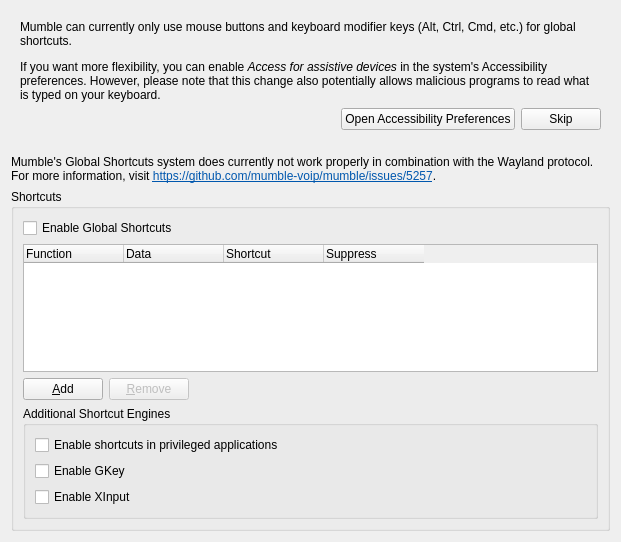
Qt form src/mumble/GlobalShortcut.ui (nicholas-lonsinger/mumble-macos) before a commit.
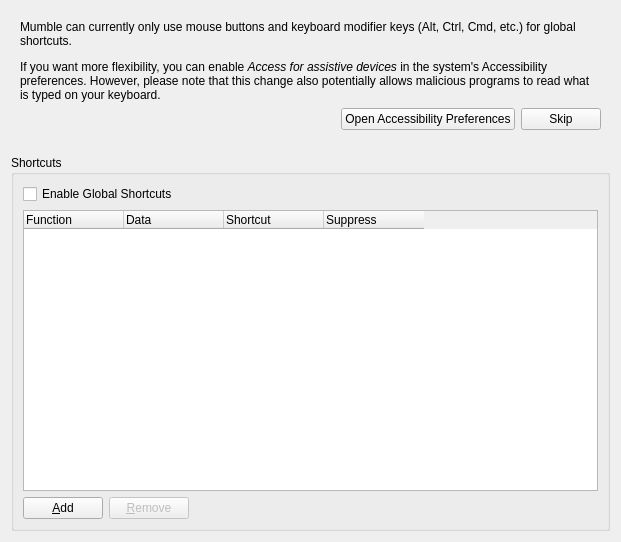
The same form after that commit. Custom widgets are drawn as their Qt base class.

Commit message:
REMOVE(Client): Drop non-macOS shortcut settings and UI
The shortcut-engine toggles for Evdev/XInput2/GKey/XInput/UIAccess
only made sense on Linux or Windows. On macOS they were dead state
with a hidden UI group box backing them.

Drop: bEnableEvdev, bEnableXInput2, bEnableGKey, bEnableXboxInput,
bEnableUIAccess (fields, SettingsKeys, SHORTCUTS_SETTINGS macro
entries, legacyLoad calls), the qgbWindowsShortcutEngines group
box and its three checkboxes, the Wayland notice label, and the
Q_OS_LINUX Wayland shortcut-disable block in Settings ctor.

Diff of the .ui file:
```diff
--- a/src/mumble/GlobalShortcut.ui
+++ b/src/mumble/GlobalShortcut.ui
@@ -95,19 +95,6 @@
      </layout>
     </widget>
    </item>
-   <item>
-    <widget class="QLabel" name="qlWaylandNote">
-     <property name="text">
-      <string>&lt;html&gt;&lt;head/&gt;&lt;body&gt;&lt;p&gt;Mumble's Global Shortcuts system does currently not work properly in combination with the Wayland protocol. For more information, visit &lt;a href=&quot;https://github.com/mumble-voip/mumble/issues/5257&quot;&gt;&lt;span style=&quot; text-decoration: underline; color:#0057ae;&quot;&gt;https://github.com/mumble-voip/mumble/issues/5257&lt;/span&gt;&lt;/a&gt;.&lt;/p&gt;&lt;/body&gt;&lt;/html&gt;</string>
-     </property>
-     <property name="wordWrap">
-      <bool>true</bool>
-     </property>
-     <property name="openExternalLinks">
-      <bool>true</bool>
-     </property>
-    </widget>
-   </item>
    <item>
     <widget class="QGroupBox" name="qgbShortcuts">
      <property name="title">
@@ -237,50 +224,6 @@
         </item>
        </layout>
       </item>
-      <item>
-       <widget class="QGroupBox" name="qgbWindowsShortcutEngines">
-        <property name="whatsThis">
-         <string>&lt;b&gt;Additional Shortcut Engines&lt;/b&gt;&lt;br /&gt;This section allows you to configure the use of additional GlobalShortcut engines.</string>
-        </property>
-        <property name="title">
-         <string>Additional Shortcut Engines</string>
-        </property>
-        <layout class="QVBoxLayout" name="verticalLayout_5">
-         <item>
-          <widget class="QCheckBox" name="qcbEnableUIAccess">
-           <property name="whatsThis">
-            <string>&lt;b&gt;Enable shortcuts in privileged applications&lt;/b&gt;.&lt;br /&gt;Also known as &quot;UIAccess&quot;. This allows Mumble to receive global shortcut events from programs running at high privilege levels, such as an Admin Command Prompt or older games that run with admin privileges.
-&lt;br /&gt;&lt;br /&gt;
-Without this option enabled, using Mumble's global shortcuts in privileged applications will not work. This can seem inconsistent: for example, if the Push-to-Talk button is pressed in a non-privileged program, but released in a privileged application, Mumble will not observe that it has been released and you will continue to talk until you press the Push-to-Talk button again.</string>
-           </property>
-           <property name="text">
-            <string>Enable shortcuts in privileged applications</string>
-           </property>
-          </widget>
-         </item>
-         <item>
-          <widget class="QCheckBox" name="qcbEnableGKey">
-           <property name="whatsThis">
-            <string>&lt;b&gt;Enable GKey&lt;/b&gt;.&lt;br /&gt;This setting enables support for the GKey shortcut engine, for &quot;G&quot;-keys found on Logitech keyboards.</string>
-           </property>
-           <property name="text">
-            <string>Enable GKey</string>
-           </property>
-          </widget>
-         </item>
-         <item>
-          <widget class="QCheckBox" name="qcbEnableXboxInput">
-           <property name="whatsThis">
-            <string>&lt;b&gt;Enable XInput&lt;/b&gt;&lt;br /&gt;This setting enables support for the XInput shortcut engine, for Xbox compatible controllers.</string>
-           </property>
-           <property name="text">
-            <string>Enable XInput</string>
-           </property>
-          </widget>
-         </item>
-        </layout>
-       </widget>
-      </item>
      </layout>
     </widget>
    </item>
```
The commit also changes 5 other files.
